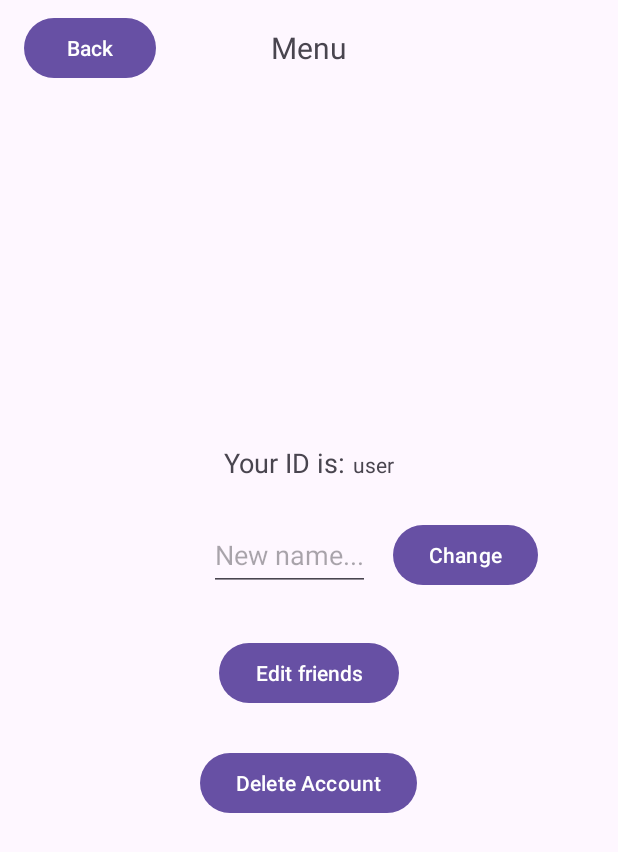
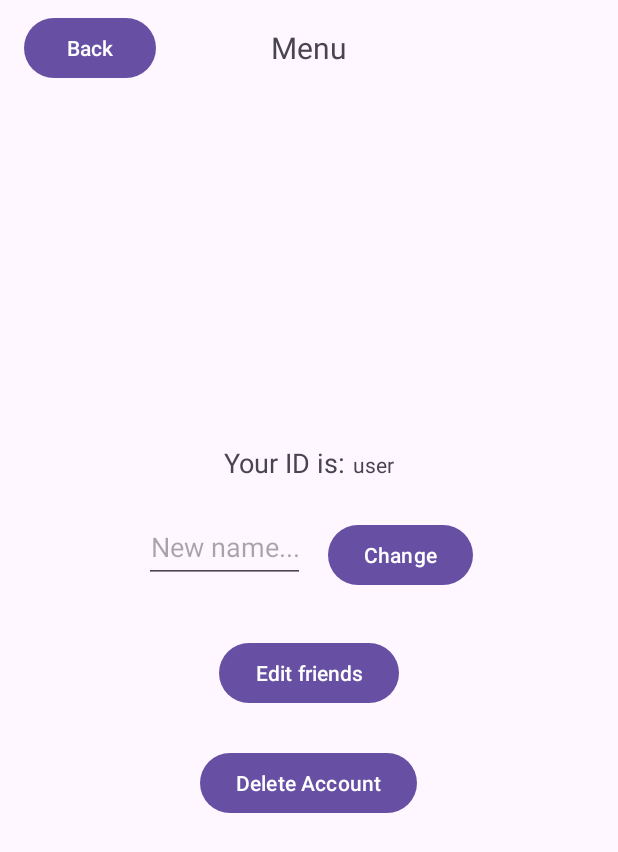
Before and after one commit to natsudaS/NestSync, an Android app: the MenuActivity screen opened directly, with no data from a screen before it, on a phone screen of 412 x 824 dp. Shown: the top 852 px of the screen. Run offline under Robolectric (Android 15) with nearby library versions, the phone set to English and light mode, and no system bars; our stand-ins replace Firebase (no records; nobody signed in at launch, a user with empty details on screens opened directly); 1 statement that could not run was skipped.

```diff
--- a/app/src/main/res/layout/activity_menu.xml
+++ b/app/src/main/res/layout/activity_menu.xml
@@ -67,14 +67,15 @@
             android:layout_width="match_parent"
             android:layout_height="wrap_content"
             android:orientation="horizontal"
-            android:gravity="center_vertical|end"
-            android:layout_marginStart="30dp"
-            android:layout_marginEnd="45dp">
+            android:gravity="center_vertical|center_horizontal"
+            >
 
             <EditText
                 android:id="@+id/nameEdit"
                 android:inputType="text"
                 android:hint="@string/newName"
+                android:textAlignment="center"
+                android:layout_gravity="center_horizontal"
                 android:layout_width="wrap_content"
                 android:layout_height="48dp"
                 android:layout_marginTop="5dp"
```
Also changed, not shown: app/src/main/java/com/natsu/nestsync/activities/MenuActivity.java (+38 -3 lines).
